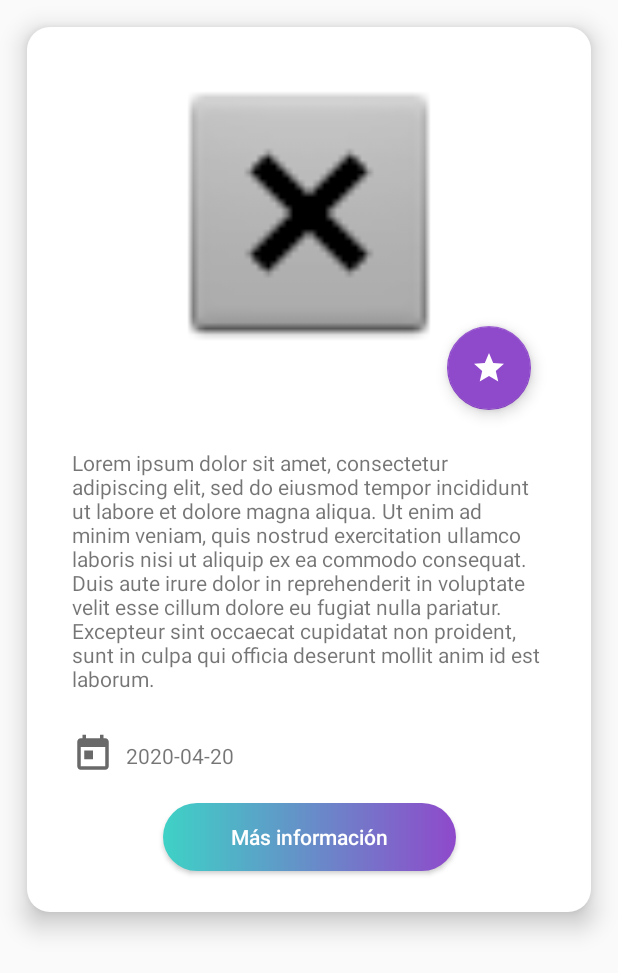
After one commit to LuisEspanna/rutasNar, an Android app: the layout event_item.xml on its own in the app's theme, with its tools: preview values and no code run, on a phone screen of 412 x 824 dp. The commit adds this screen. Shown: the top 973 px of the screen. Run offline under Robolectric (Android 15) with nearby library versions, the phone set to English and light mode, and no system bars.

Commit message:
Avances para mostrar listado de eventos en Android

```diff
--- a/rutasApp/app/build.gradle
+++ b/rutasApp/app/build.gradle
@@ -29,6 +29,8 @@ dependencies {
     testImplementation 'junit:junit:4.12'
     androidTestImplementation 'androidx.test.ext:junit:1.1.0'
     androidTestImplementation 'androidx.test.espresso:espresso-core:3.1.1'
+    implementation 'com.squareup.retrofit2:retrofit:2.8.1'
+    implementation 'com.google.code.gson:gson:2.8.6'
     dependencies {
         implementation 'com.github.bumptech.glide:glide:4.8.0'
         annotationProcessor 'com.github.bumptech.glide:compiler:4.8.0'
--- a/rutasApp/app/src/main/java/apps/udenar/edu/co/rutasnar/LoginActivity.java
+++ b/rutasApp/app/src/main/java/apps/udenar/edu/co/rutasnar/LoginActivity.java
@@ -45,7 +45,8 @@ public class LoginActivity extends AppCompatActivity {
         btn_t.setOnClickListener(new View.OnClickListener() {
             @Override
             public void onClick(View v) {
-                startActivity(new Intent(LoginActivity.this,UserLoginActivity.class));
+                //startActivity(new Intent(LoginActivity.this,UserLoginActivity.class));
+                startActivity(new Intent(LoginActivity.this, EventsActivity.class));
             }
         });
 
--- /dev/null
+++ b/rutasApp/app/src/main/res/drawable/card_shape.xml
@@ -0,0 +1,5 @@
+<?xml version="1.0" encoding="utf-8"?>
+<shape xmlns:android="http://schemas.android.com/apk/res/android">
+    <solid android:color="#FFFFFF"/>
+    <corners android:radius="15sp"/>
+</shape>
--- /dev/null
+++ b/rutasApp/app/src/main/res/drawable/ic_calendar.xml
@@ -0,0 +1,5 @@
+<vector android:height="24dp" android:tint="#696969"
+    android:viewportHeight="24.0" android:viewportWidth="24.0"
+    android:width="24dp" xmlns:android="http://schemas.android.com/apk/res/android">
+    <path android:fillColor="#FF000000" android:pathData="M19,3h-1L18,1h-2v2L8,3L8,1L6,1v2L5,3c-1.11,0 -1.99,0.9 -1.99,2L3,19c0,1.1 0.89,2 2,2h14c1.1,0 2,-0.9 2,-2L21,5c0,-1.1 -0.9,-2 -2,-2zM19,19L5,19L5,8h14v11zM7,10h5v5L7,15z"/>
+</vector>
--- /dev/null
+++ b/rutasApp/app/src/main/res/drawable/ic_star.xml
@@ -0,0 +1,5 @@
+<vector android:height="24dp" android:tint="#FFFFFF"
+    android:viewportHeight="24.0" android:viewportWidth="24.0"
+    android:width="24dp" xmlns:android="http://schemas.android.com/apk/res/android">
+    <path android:fillColor="#FF000000" android:pathData="M12,17.27L18.18,21l-1.64,-7.03L22,9.24l-7.19,-0.61L12,2 9.19,8.63 2,9.24l5.46,4.73L5.82,21z"/>
+</vector>
--- /dev/null
+++ b/rutasApp/app/src/main/res/layout/event_item.xml
@@ -0,0 +1,98 @@
+<?xml version="1.0" encoding="utf-8"?>
+<androidx.constraintlayout.widget.ConstraintLayout xmlns:android="http://schemas.android.com/apk/res/android"
+    xmlns:app="http://schemas.android.com/apk/res-auto"
+    xmlns:tools="http://schemas.android.com/tools"
+    android:layout_width="match_parent"
+    android:layout_height="wrap_content"
+    android:layout_margin="18dp"
+    android:background="@drawable/card_shape"
+    android:elevation="10dp"
+    android:orientation="vertical">
+
+    <ImageView
+        android:id="@+id/img_item_event"
+        android:layout_width="0dp"
+        android:layout_height="200sp"
+        android:layout_marginStart="24dp"
+        android:layout_marginTop="24dp"
+        android:layout_marginEnd="24dp"
+        app:layout_constraintEnd_toEndOf="parent"
+        app:layout_constraintStart_toStartOf="parent"
+        app:layout_constraintTop_toTopOf="parent"
+        app:srcCompat="@android:drawable/btn_dialog" />
+
+    <TextView
+        android:id="@+id/txt_item_title"
+        android:layout_width="wrap_content"
+        android:layout_height="wrap_content"
+        android:layout_marginStart="30dp"
+        android:layout_marginTop="16dp"
+        android:textSize="18sp"
+        app:layout_constraintStart_toStartOf="parent"
+        app:layout_constraintTop_toBottomOf="@+id/img_item_event" />
+
+    <TextView
+        android:id="@+id/txt_item_description"
+        android:layout_width="0dp"
+        android:layout_height="wrap_content"
+        android:layout_marginStart="30dp"
+        android:layout_marginTop="16dp"
+        android:layout_marginEnd="32dp"
+        android:gravity="left"
+        android:text="@string/large_text"
+        app:layout_constraintEnd_toEndOf="parent"
+        app:layout_constraintStart_toStartOf="parent"
+        app:layout_constraintTop_toBottomOf="@+id/txt_item_title" />
+
+    <ImageView
+        android:id="@+id/imageView2"
+        android:layout_width="28dp"
+        android:layout_height="33dp"
+        android:layout_marginTop="24dp"
+        app:layout_constraintStart_toStartOf="@+id/txt_item_description"
+        app:layout_constraintTop_toBottomOf="@+id/txt_item_description"
+        app:srcCompat="@drawable/ic_calendar" />
+
+    <TextView
+        android:id="@+id/txt_item_date"
+        android:layout_width="wrap_content"
+        android:layout_height="wrap_content"
+        android:layout_marginStart="8dp"
+        android:layout_marginTop="8dp"
+        android:text="2020-04-20"
+        app:layout_constraintStart_toEndOf="@+id/imageView2"
+        app:layout_constraintTop_toTopOf="@+id/imageView2" />
+
+    <Button
+        android:id="@+id/btn_item_more"
+        android:layout_width="195dp"
+        android:layout_height="45dp"
+        android:layout_marginTop="16dp"
+        android:background="@drawable/color_button"
+        android:hint="Más información"
+        android:textColorHint="#FFFFFF"
+        app:layout_constraintEnd_toEndOf="parent"
+        app:layout_constraintStart_toStartOf="parent"
+        app:layout_constraintTop_toBottomOf="@+id/imageView2" />
+
+    <TextView
+        android:id="@+id/textView6"
+        android:layout_width="wrap_content"
+        android:layout_height="wrap_content"
+        android:layout_marginTop="8dp"
+        app:layout_constraintEnd_toEndOf="parent"
+        app:layout_constraintStart_toStartOf="parent"
+        app:layout_constraintTop_toBottomOf="@+id/btn_item_more" />
+
+    <com.google.android.material.floatingactionbutton.FloatingActionButton
+        android:id="@+id/btn_item_favorite"
+        android:layout_width="wrap_content"
+        android:layout_height="wrap_content"
+        android:layout_marginEnd="16dp"
+        android:layout_marginBottom="9dp"
+        android:clickable="true"
+        app:layout_constraintBottom_toBottomOf="@+id/txt_item_title"
+        app:layout_constraintEnd_toEndOf="@+id/img_item_event"
+        app:srcCompat="@drawable/ic_star" />
+
+</androidx.constraintlayout.widget.ConstraintLayout>
--- /dev/null
+++ b/rutasApp/app/src/main/res/values/dimens.xml
@@ -0,0 +1,5 @@
+<resources>
+    <dimen name="app_bar_height">180dp</dimen>
+    <dimen name="fab_margin">16dp</dimen>
+    <dimen name="text_margin">16dp</dimen>
+</resources>
--- a/rutasApp/app/src/main/res/values/strings.xml
+++ b/rutasApp/app/src/main/res/values/strings.xml
@@ -12,4 +12,9 @@
     <string name="Login">Iniciar Sesión</string>
     <string name="confirm_passwd">Confirmar contraseña</string>
     <string name="register">Registrarme</string>
+    <string name="title_activity_event">EventActivity</string>
+    <string name="large_text">
+        Lorem ipsum dolor sit amet, consectetur adipiscing elit, sed do eiusmod tempor incididunt ut labore et dolore magna aliqua. Ut enim ad minim veniam, quis nostrud exercitation ullamco laboris nisi ut aliquip ex ea commodo consequat. Duis aute irure dolor in reprehenderit in voluptate velit esse cillum dolore eu fugiat nulla pariatur. Excepteur sint occaecat cupidatat non proident, sunt in culpa qui officia deserunt mollit anim id est laborum.
+    </string>
+    <string name="action_settings">Settings</string>
 </resources>
--- /dev/null
+++ b/rutasApp/app/src/main/res/xml/network_security_config.xml
@@ -0,0 +1,6 @@
+<?xml version="1.0" encoding="utf-8"?>
+<network-security-config>
+    <domain-config cleartextTrafficPermitted="true">
+        <domain includeSubdomains="true">http://181.55.121.253:8880</domain>
+    </domain-config>
+</network-security-config>
```
Also changed, not shown: rutasApp/app/src/main/AndroidManifest.xml (+9 -4 lines), rutasApp/app/src/main/java/apps/udenar/edu/co/rutasnar/EventsActivity.java (added, +53 -0 lines), rutasApp/app/src/main/java/apps/udenar/edu/co/rutasnar/adapters/EventAdapter.java (added, +87 -0 lines), rutasApp/app/src/main/java/apps/udenar/edu/co/rutasnar/model/Event.java (added, +110 -0 lines), rutasApp/app/src/main/res/layout/activity_events.xml (added, +17 -0 lines), rutasApp/app/src/main/res/menu/menu_event.xml (added, +10 -0 lines), rutasApp/app/src/main/res/values/styles.xml (+9 -0 lines).
